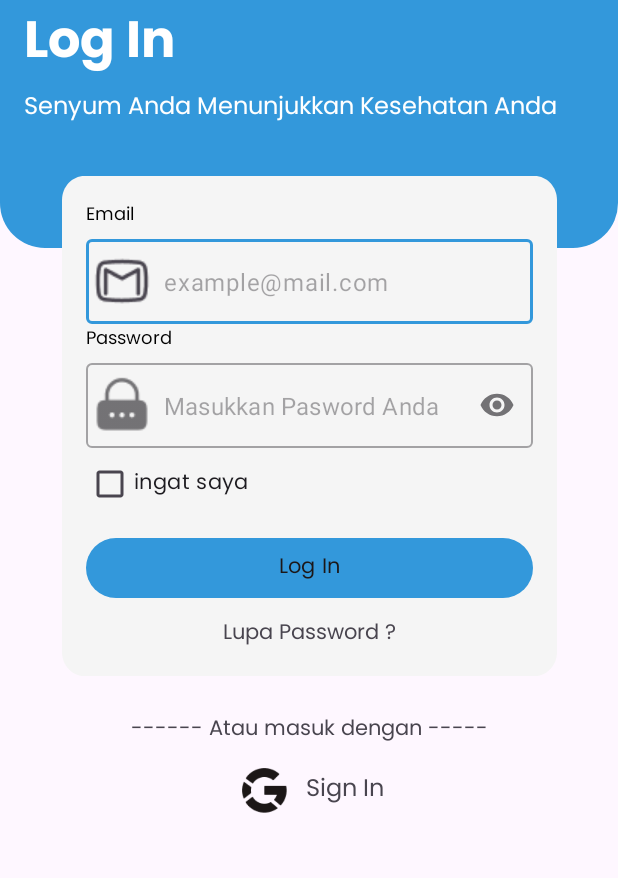
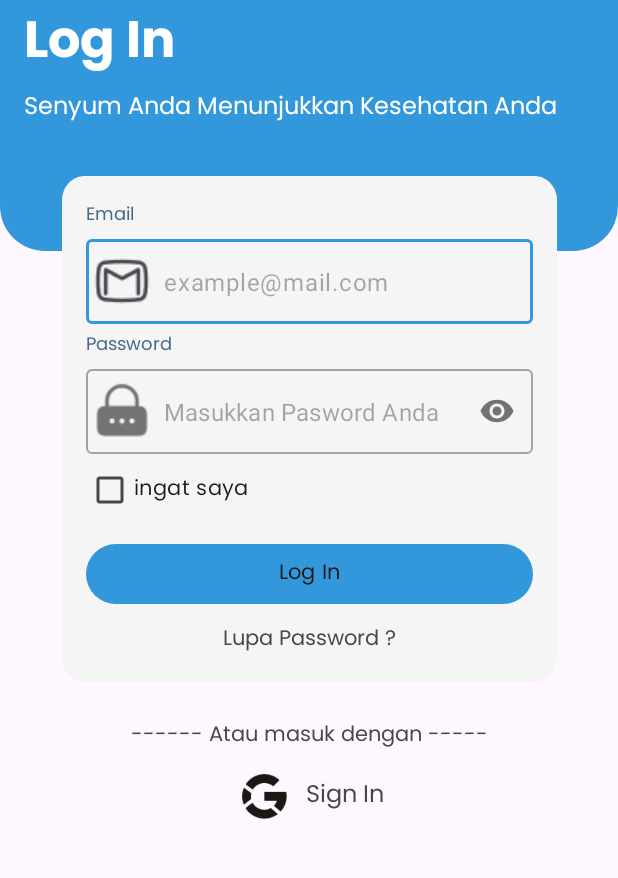
Before and after one commit to mnnur/Dentalify-Dental-Identify, an Android app: the screen it shows after launch (LoginActivity), on a phone screen of 412 x 824 dp, the part 324-1202 px from its top. Run offline under Robolectric (Android 15) with nearby library versions, the phone set to English and light mode, and no system bars; our stand-ins replace Firebase (no records; nobody signed in at launch, a user with empty details on screens opened directly), navigation-ui.

Commit message:
fix layout

```diff
--- a/app/src/main/res/font-v26/font.xml
+++ b/app/src/main/res/font-v26/font.xml
@@ -3,6 +3,6 @@
 
     <font
         android:fontStyle="normal"
-        android:font="@font/kalam_regular"/>
+        android:font="@font/poppins_regular"/>
 
 </font-family>
--- a/app/src/main/res/layout/activity_login.xml
+++ b/app/src/main/res/layout/activity_login.xml
@@ -93,7 +93,6 @@
                 android:layout_height="wrap_content"
                 android:alpha="0"
                 android:text="@string/email"
-                android:textColor="@color/black"
                 tools:alpha="100" />
 
             <com.google.android.material.textfield.TextInputLayout
@@ -119,9 +118,9 @@
                 style="@style/textBodyS"
                 android:layout_width="wrap_content"
                 android:layout_height="wrap_content"
+                android:layout_marginTop="4dp"
                 android:alpha="0"
                 android:text="@string/password"
-                android:textColor="@color/black"
                 app:layout_constraintStart_toStartOf="parent"
                 app:layout_constraintTop_toBottomOf="@+id/messageTextView"
                 tools:alpha="100" />
--- a/app/src/main/res/layout/activity_welcome.xml
+++ b/app/src/main/res/layout/activity_welcome.xml
@@ -66,19 +66,19 @@
             android:textAlignment="center" />
 
         <com.google.android.material.button.MaterialButton
-            android:id="@+id/btnSignIn"
+            android:id="@+id/btnLogin"
             android:layout_width="match_parent"
             android:layout_height="wrap_content"
             android:layout_marginTop="24dp"
             android:text="@string/sign_in" />
 
         <com.google.android.material.button.MaterialButton
-            android:id="@+id/btnLogin"
+            android:id="@+id/btnSignUp"
             android:layout_width="match_parent"
             android:layout_height="wrap_content"
             style="@style/Widget.Material3.Button.OutlinedButton.Icon"
             android:layout_marginTop="8dp"
-            android:text="@string/log_in" />
+            android:text="@string/sign_up" />
 
         <TextView
             style="@style/textBodyM"
--- a/app/src/main/res/values/themes.xml
+++ b/app/src/main/res/values/themes.xml
@@ -64,6 +64,7 @@
         <item name="android:layout_width">wrap_content</item>
         <item name="android:layout_height">wrap_content</item>
         <item name="android:textSize">12sp</item>
+        <item name="android:textColor">@color/accent</item>
         <item name="android:fontFamily">@font/poppins_regular</item>
 
     </style>
```
Also changed, not shown: app/src/main/res/layout/activity_signup.xml (+4 -5 lines).
